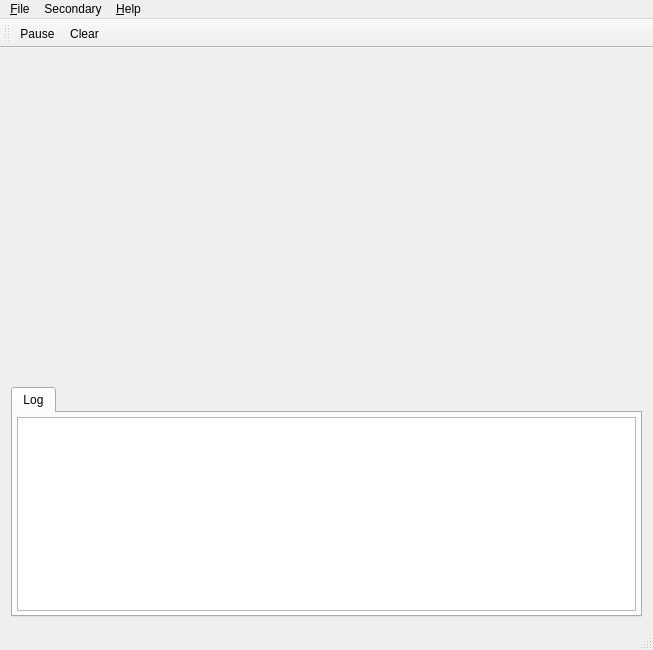
Before: the Qt Designer form source/serialplot/src/mainwindow.ui in KacperJanowski98/SerialPlot-Biomedical-Signals, drawn with Qt 5.
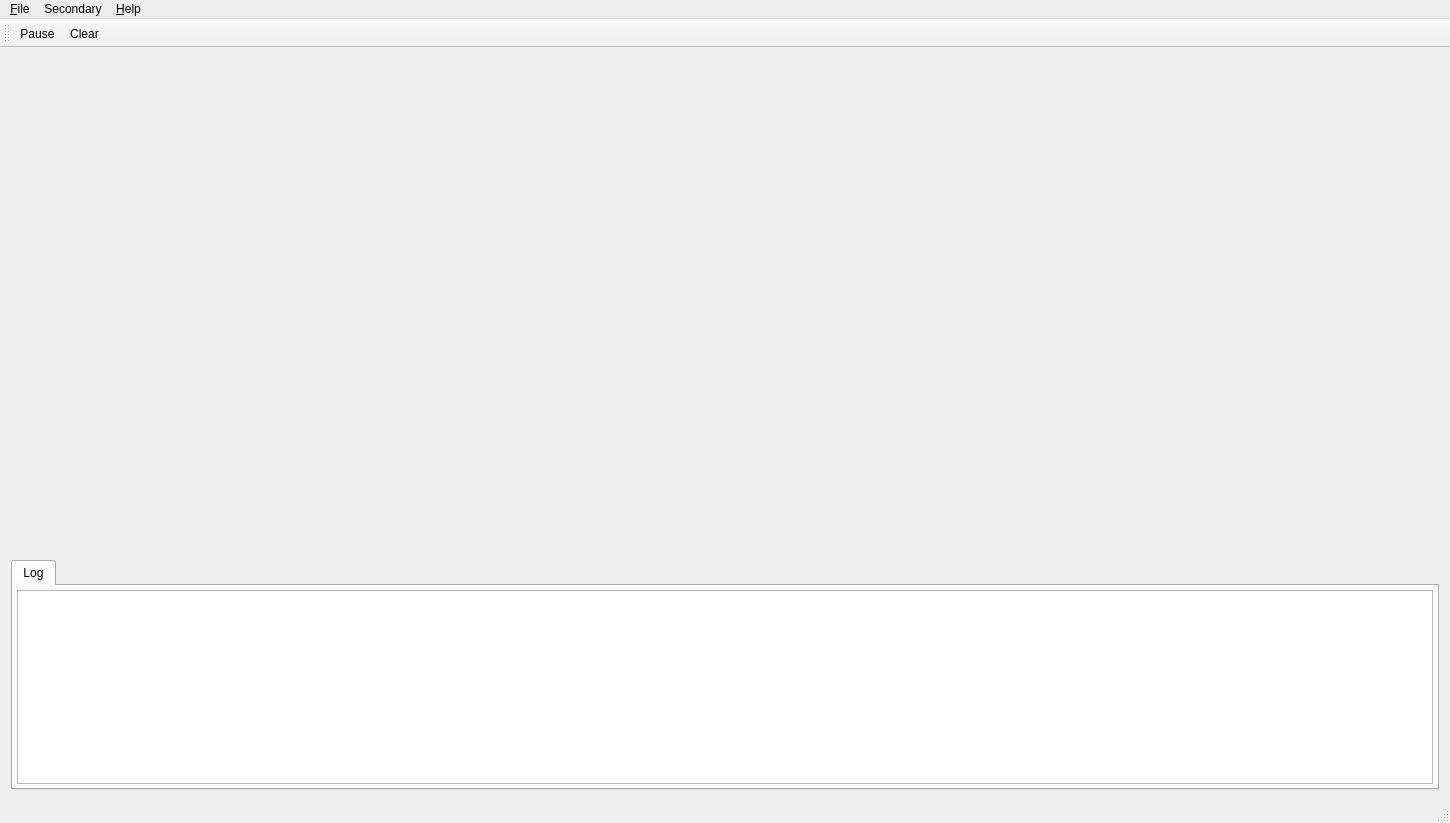
After: the same form once the commit is applied. Icons and pictures are not drawn. Custom widgets are drawn as their Qt base class.

Commit message: Adding a second chart (temporarily a copy of the first chart)

Diff of the .ui file:
```diff
--- a/source/serialplot/src/mainwindow.ui
+++ b/source/serialplot/src/mainwindow.ui
@@ -6,8 +6,8 @@
    <rect>
     <x>0</x>
     <y>0</y>
-    <width>653</width>
-    <height>650</height>
+    <width>1450</width>
+    <height>823</height>
    </rect>
   </property>
   <property name="windowTitle">
@@ -36,6 +36,19 @@
       </widget>
      </widget>
     </item>
+    <item>
+     <widget class="QWidget" name="fftArea" native="true">
+      <property name="enabled">
+       <bool>true</bool>
+      </property>
+      <property name="sizePolicy">
+       <sizepolicy hsizetype="Preferred" vsizetype="Expanding">
+        <horstretch>0</horstretch>
+        <verstretch>0</verstretch>
+       </sizepolicy>
+      </property>
+     </widget>
+    </item>
     <item>
      <widget class="HidableTabWidget" name="tabWidget">
       <property name="sizePolicy">
@@ -100,8 +113,8 @@
     <rect>
      <x>0</x>
      <y>0</y>
-     <width>653</width>
-     <height>22</height>
+     <width>1450</width>
+     <height>21</height>
     </rect>
    </property>
    <widget class="QMenu" name="menuHelp">
```
The commit also changes 2 other files.
